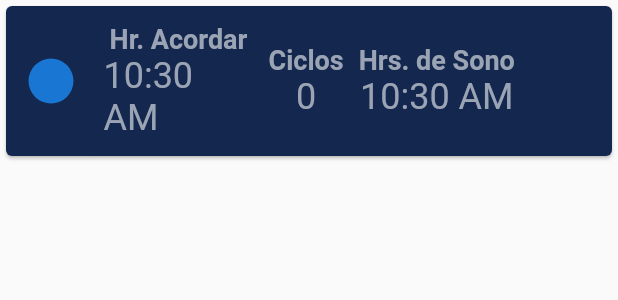
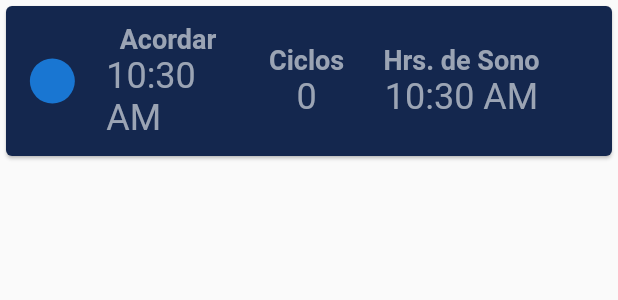
Before and after one commit to joelysondavid/SleepTime, a Flutter app: the SleepTimeCard widget shown alone on an empty page, opened directly with empty values, on a phone screen of 412 x 824 dp. Shown: the top 300 px of the screen. Run offline on Flutter 3.47's test engine with Material 2 defaults, Android fonts, the phone set to English and light mode, and no system bars; our stand-ins replace mask_text_input_formatter.

Commit message:
Ajuste de resolução em alguns dispositivos estava ficando qubra de linha

```diff
--- a/lib/widgets/sleep_time_bar.dart
+++ b/lib/widgets/sleep_time_bar.dart
@@ -161,7 +161,6 @@ class _SleepTimeBarState extends State<SleepTimeBar> {
                 Row(
                   children: <Widget>[
                     Container(
-                      width: 100,
                       height: 40,
                       margin:
                           EdgeInsets.symmetric(vertical: 15, horizontal: 10),
--- a/lib/widgets/sleep_time_card.dart
+++ b/lib/widgets/sleep_time_card.dart
@@ -29,6 +29,7 @@ class SleepTimeCard extends StatelessWidget {
 
   @override
   Widget build(BuildContext context) {
+    return LayoutBuilder(builder: (ctx, constraints) {
       return Card(
         color: AppColors.BACKGROUND_CARD_COLOR,
         child: Container(
@@ -37,7 +38,7 @@ class SleepTimeCard extends StatelessWidget {
           child: Row(
             children: <Widget>[
               Container(
-              width: 60,
+                width: constraints.maxWidth * 0.15,
                 height: 30,
                 child: CircleAvatar(
                   backgroundColor: setColor(sleepCycle.cycles),
@@ -50,11 +51,11 @@ class SleepTimeCard extends StatelessWidget {
                     children: [
                       Container(
                         margin: EdgeInsets.all(5),
-                      width: 100,
+                        width: constraints.maxWidth * 0.2,
                         child: Column(
                           children: <Widget>[
                             Text(
-                            isWakeup ? "Hr. Dormir" : "Hr. Acordar",
+                              isWakeup ? "Dormir" : "Acordar",
                               style: TextStyle(
                                   color: AppColors.SECOND_COLOR,
                                   fontSize: 18,
@@ -72,6 +73,7 @@ class SleepTimeCard extends StatelessWidget {
                       ),
                       Container(
                         margin: EdgeInsets.all(5),
+                        width: constraints.maxWidth * 0.2,
                         child: Column(
                           children: <Widget>[
                             Text(
@@ -116,5 +118,6 @@ class SleepTimeCard extends StatelessWidget {
           ),
         ),
       );
+    });
   }
 }
--- a/lib/widgets/sleep_time_form.dart
+++ b/lib/widgets/sleep_time_form.dart
@@ -43,8 +43,8 @@ class _SleepTimeFormState extends State<SleepTimeForm> {
     if (_isWakeup) {
       TimeOfDay sleepCalculated = calculateSleep(cycle);
       int hour = (hours.hour - sleepCalculated.hour);
+      hour = sleepCalculated.minute == 30 ? hour - 1 : hour;
       hour = hour < 0 ? hour + 24 : hour;
-      hour = sleepCalculated.minute == 30 ? hour - 1 : hour;
 
       int minute = sleepCalculated.minute == 30
           ? (hours.minute + 30)
```
Lines whose indentation alone changed are shown as unchanged.
